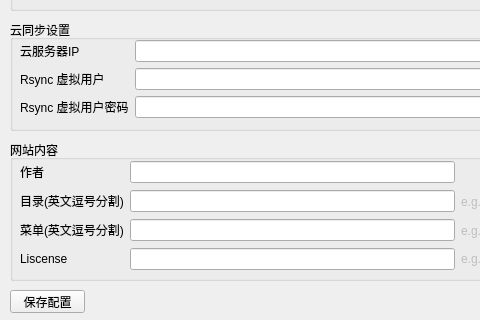
Maxwell-lx/FixitEditor, file config_ui.ui: the form before one commit; both pictures show x 0 to 480 and y 90 to 410 of the 640 by 410 pixel window.
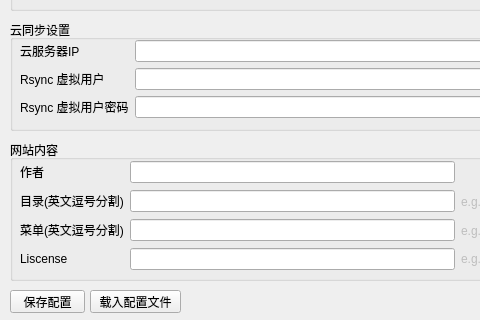
The form after the commit. Icons and pictures are not drawn.

```diff
--- a/config_ui.ui
+++ b/config_ui.ui
@@ -296,6 +296,19 @@
      </layout>
     </widget>
    </widget>
+   <widget class="QPushButton" name="PB_loadconfig">
+    <property name="geometry">
+     <rect>
+      <x>90</x>
+      <y>380</y>
+      <width>91</width>
+      <height>23</height>
+     </rect>
+    </property>
+    <property name="text">
+     <string>载入配置文件</string>
+    </property>
+   </widget>
   </widget>
  </widget>
  <resources>
```
